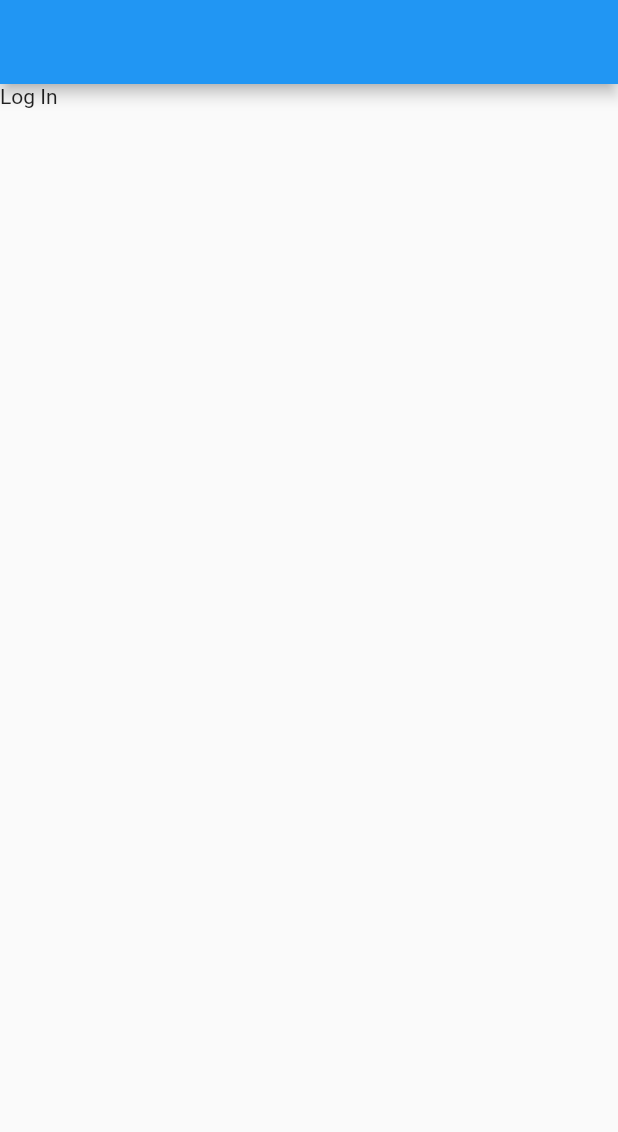
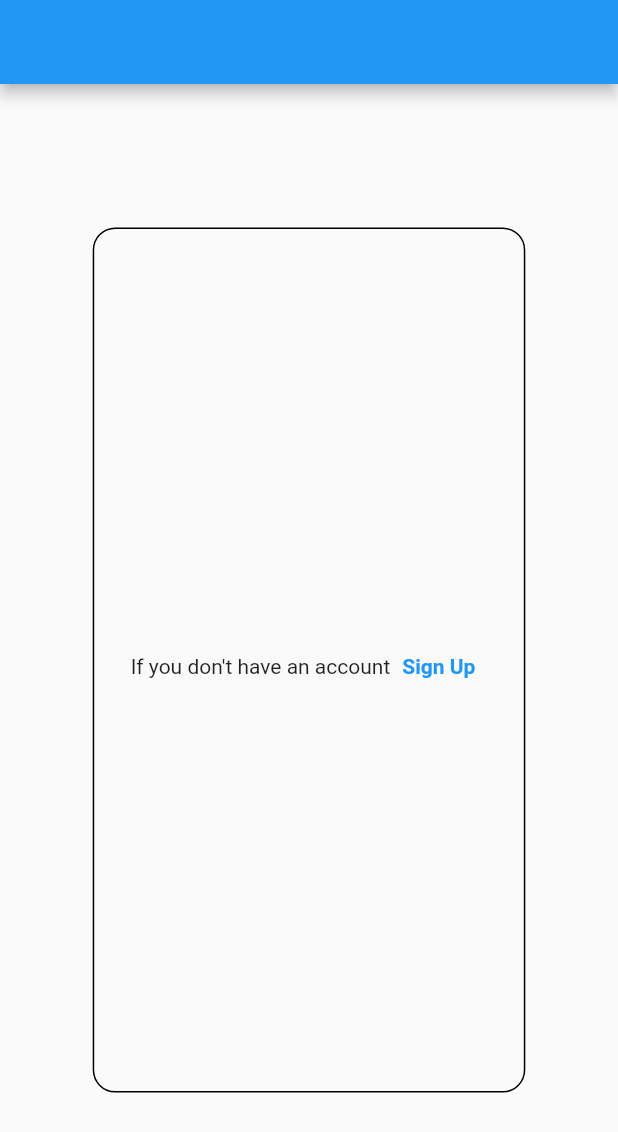
Before and after one commit to mohammedelshafey12/govet_clinics_dashboard, a Flutter app: the screen it shows after launch, on a phone screen of 412 x 824 dp. Shown: the top 1132 px of the screen. Run offline on Flutter 3.47's test engine with Material 2 defaults, Android fonts, the light colour scheme and no system bars; drawn by our look-alikes of modal_progress_hud_nsn; our stand-ins replace cloud_firestore, firebase_auth, firebase_core; accounts and stored records are empty.

Commit message:
simple edit

```diff
--- a/lib/Screens/Auth/log_in_screen.dart
+++ b/lib/Screens/Auth/log_in_screen.dart
@@ -1,5 +1,6 @@
 import 'package:flutter/material.dart';
 import 'package:govet_clinics_dashboard/Provider/model_hud.dart';
+import 'package:govet_clinics_dashboard/Screens/Auth/sign_up_screen.dart';
 import 'package:modal_progress_hud_nsn/modal_progress_hud_nsn.dart';
 import 'package:provider/provider.dart';
 
@@ -14,7 +15,46 @@ class LogInScreen extends StatelessWidget {
       inAsyncCall: Provider.of<ModelHud>(context).isLoading,
       child: Scaffold(
         appBar: AppBar(),
-        body: Text('Log In'),
+        body: Center(
+          child: Container(
+            decoration: BoxDecoration(
+              borderRadius: BorderRadius.circular(15.0),
+              border: Border.all(color: Colors.black),
+            ),
+            width: width * 0.7,
+            height: height * 0.7,
+            child: Column(
+              mainAxisAlignment: MainAxisAlignment.center,
+              children: [
+                SizedBox(
+                  height: height * 0.01,
+                ),
+                Row(
+                  mainAxisAlignment: MainAxisAlignment.center,
+                  children: [
+                    Text('If you don\'t have an account'),
+                    TextButton(
+                      onPressed: () {
+                        Navigator.push(
+                          context,
+                          MaterialPageRoute(
+                            builder: (context) => SignUpScreen(),
+                          ),
+                        );
+                      },
+                      child: Text(
+                        'Sign Up',
+                        style: TextStyle(
+                          fontWeight: FontWeight.bold,
+                        ),
+                      ),
+                    )
+                  ],
+                ),
+              ],
+            ),
+          ),
+        ),
       ),
     );
   }
```
Also changed, not shown: lib/Screens/Auth/sign_up_screen.dart (added, +10 -0 lines), lib/Screens/Auth/sing_up_screen.dart (deleted).
